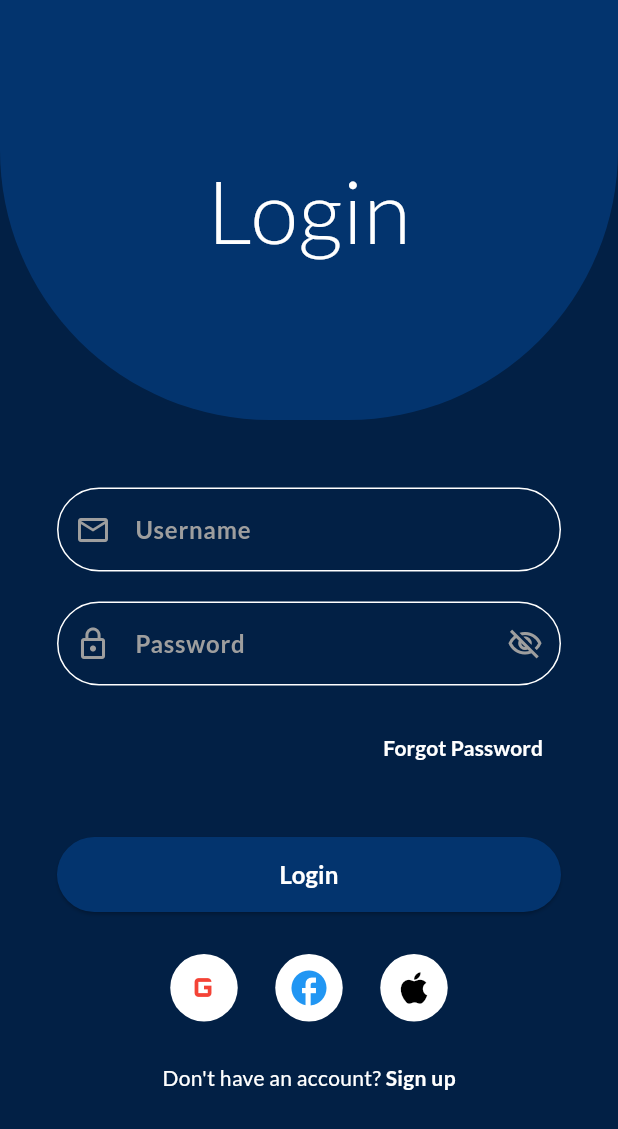
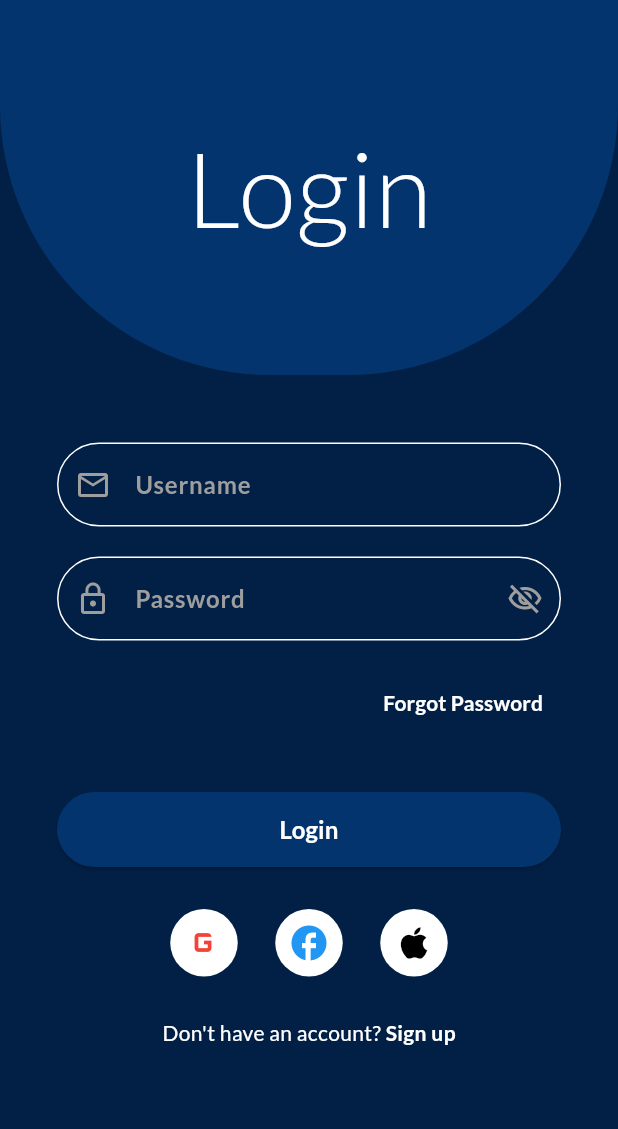
Before and after one commit to rolfVejsig/fitness_app, a Flutter app: the screen it shows after launch, on a phone screen of 412 x 824 dp. Shown: the top 1129 px of the screen. Run offline on Flutter 3.47's test engine with Material 3 defaults, Android fonts, the phone set to English and light mode, and no system bars; our stand-ins replace google_fonts.

Commit message:
login_screen

```diff
--- a/lib/screens/login_screen.dart
+++ b/lib/screens/login_screen.dart
@@ -74,7 +74,7 @@ class _LoginScreenState extends State<LoginScreen> {
 
               // Top blue circle
               Container(
-                height: 280,
+                height: 250,
                 width: double.infinity,
                 decoration: const BoxDecoration(
                   color: blue,
@@ -88,7 +88,7 @@ class _LoginScreenState extends State<LoginScreen> {
                     'Login',
                     style: GoogleFonts.lato(
                       color: Colors.white,
-                      fontSize: 58,
+                      fontSize: 70,
                       fontWeight: FontWeight.w300,
                     ),
                   ),
```
